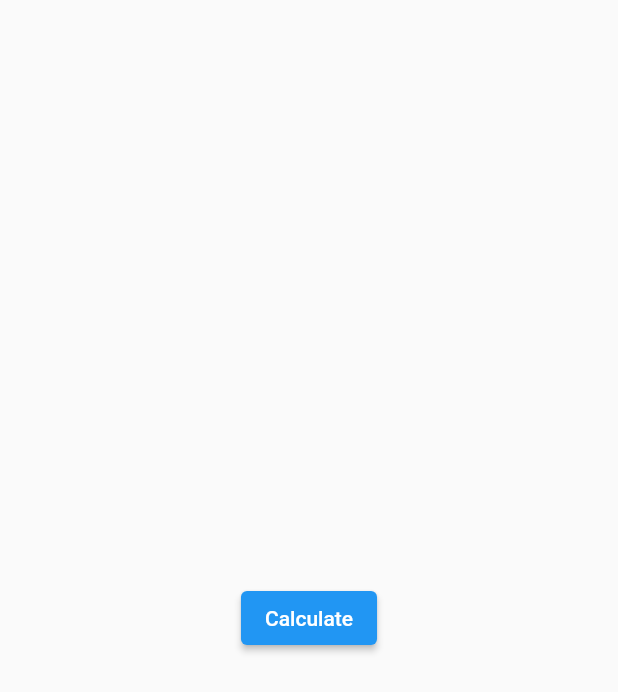
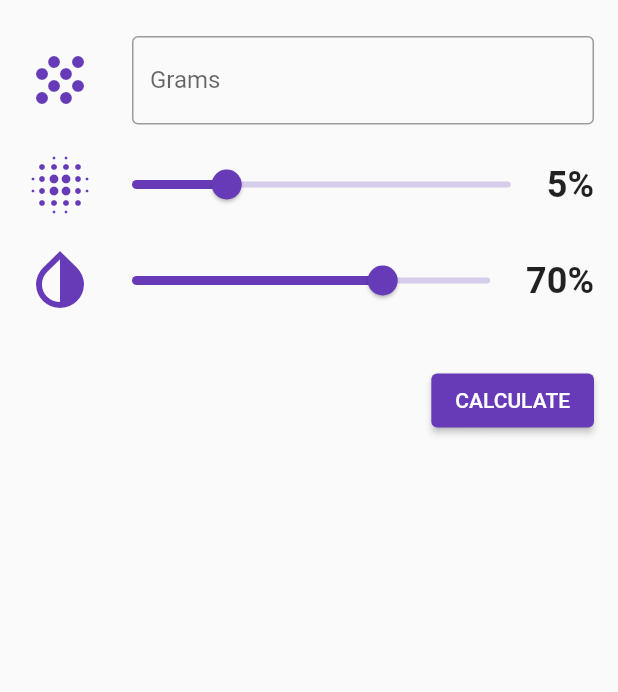
Before and after one commit to corneliudascalu/sample-bread-calculator, a Flutter app: the screen it shows after launch, on a phone screen of 412 x 824 dp. Shown: the top 692 px of the screen. Run offline on Flutter 3.47's test engine with Material 2 defaults, Android fonts, the phone set to English and light mode, and no system bars.

Commit message:
Create calculator UI in Flutter

```diff
--- a/shiny/lib/main.dart
+++ b/shiny/lib/main.dart
@@ -9,7 +9,7 @@ class MyApp extends StatelessWidget {
     return MaterialApp(
       title: 'Bread Calculator',
       theme: ThemeData(
-        primarySwatch: Colors.blue,
+        primarySwatch: Colors.deepPurple,
       ),
       home: BreadCalculator(title: 'Flutter Demo Home Page'),
     );
@@ -29,11 +29,90 @@ class _BreadCalculatorState extends State<BreadCalculator> {
   @override
   Widget build(BuildContext context) {
     return Scaffold(
-      body: Center(
+      body: Padding(
+        padding: const EdgeInsets.all(16.0),
         child: Column(
-          mainAxisAlignment: MainAxisAlignment.center,
+          crossAxisAlignment: CrossAxisAlignment.end,
           children: <Widget>[
-            ElevatedButton(onPressed: () {}, child: Text("Calculate")),
+            Padding(
+              padding: const EdgeInsets.symmetric(vertical: 8.0),
+              child: Row(
+                mainAxisAlignment: MainAxisAlignment.center,
+                children: [
+                  Padding(
+                    padding: const EdgeInsets.only(right: 24.0),
+                    child: Icon(
+                      Icons.grain,
+                      size: 48.0,
+                      color: Colors.deepPurple,
+                    ),
+                  ),
+                  Expanded(
+                    child: TextFormField(
+                      decoration: InputDecoration(
+                          labelText: "Grams",
+                          border: OutlineInputBorder()),
+                    ),
+                  )
+                ],
+              ),
+            ),
+            Padding(
+              padding: const EdgeInsets.symmetric(vertical: 8.0),
+              child: Row(
+                mainAxisAlignment: MainAxisAlignment.center,
+                children: [
+                  Icon(
+                    Icons.blur_on_rounded,
+                    size: 48.0,
+                    color: Colors.deepPurple,
+                  ),
+                  Expanded(
+                      child: Slider(
+                    onChanged: (value) {},
+                    value: 5.0,
+                    min: 0.0,
+                    max: 20.0,
+                  )),
+                  Text(
+                    "5%",
+                    style: TextStyle(fontSize: 24, fontWeight: FontWeight.bold),
+                  )
+                ],
+              ),
+            ),
+            Padding(
+              padding: const EdgeInsets.symmetric(vertical: 8.0),
+              child: Row(
+                mainAxisAlignment: MainAxisAlignment.center,
+                children: [
+                  Icon(
+                    Icons.invert_colors,
+                    size: 48.0,
+                    color: Colors.deepPurple,
+                  ),
+                  Expanded(
+                      child: Slider(
+                    onChanged: (value) {},
+                    value: 70.0,
+                    min: 0.0,
+                    max: 100.0,
+                  )),
+                  Text(
+                    "70%",
+                    style: TextStyle(fontSize: 24, fontWeight: FontWeight.bold),
+                  )
+                ],
+              ),
+            ),
+            Padding(
+              padding: const EdgeInsets.only(top: 24),
+              child: ElevatedButton(
+                  onPressed: () {},
+                  child: Text(
+                    "CALCULATE",
+                  )),
+            ),
           ],
         ),
       ),
```
Also changed, not shown: 1 other file.
